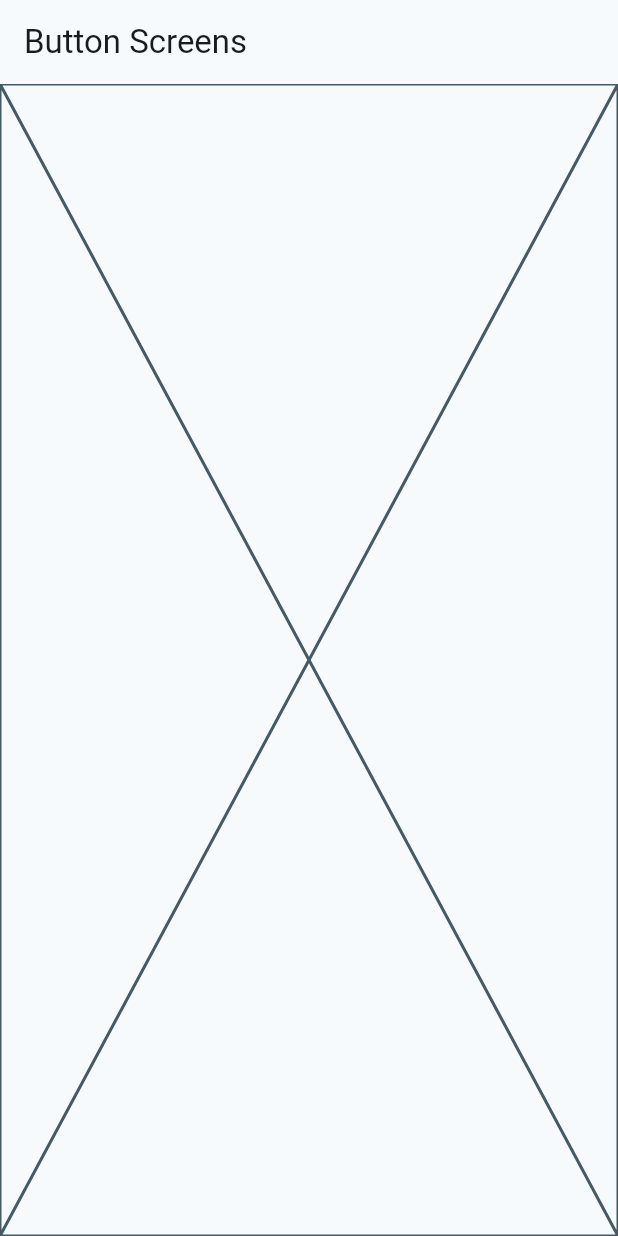
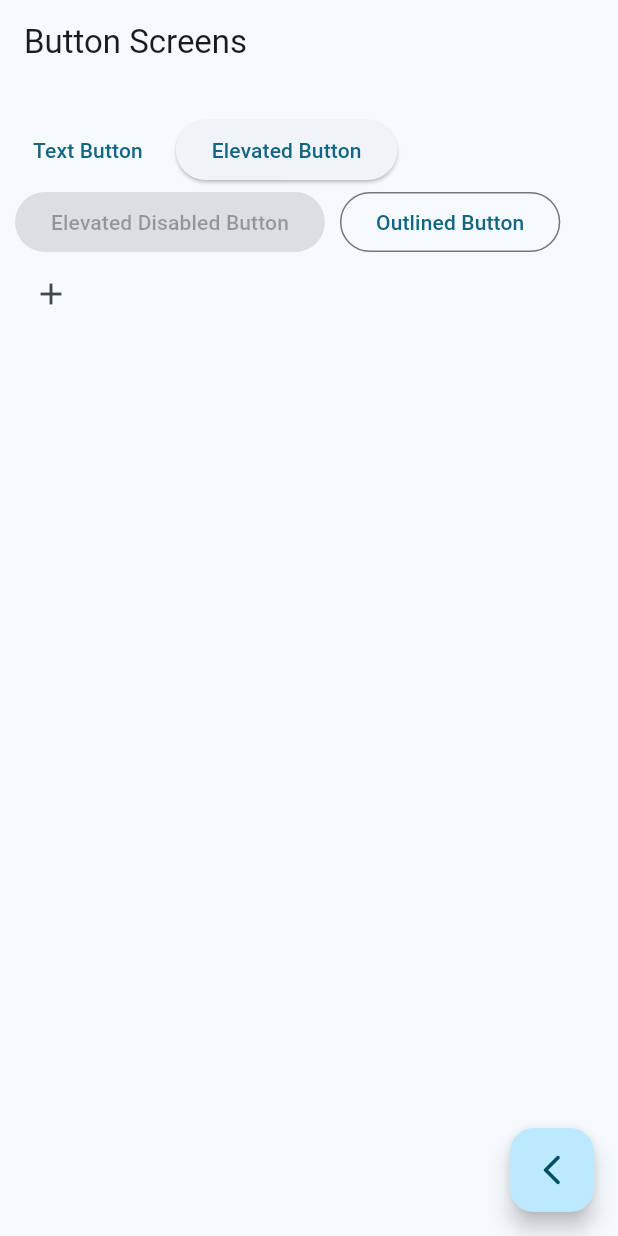
Before and after one commit to jimcode1090/widgets_app, a Flutter app: the ButtonsScreen screen opened by its route, on a phone screen of 412 x 824 dp. Run offline on Flutter 3.47's test engine with Material 3 defaults, Android fonts, the phone set to English and light mode, and no system bars; our stand-ins replace go_router.

Commit message:
add buttons pre-configured

```diff
--- a/lib/presentation/screens/buttons/buttons_screen.dart
+++ b/lib/presentation/screens/buttons/buttons_screen.dart
@@ -1,4 +1,5 @@
 import 'package:flutter/material.dart';
+import 'package:go_router/go_router.dart';
 
 class ButtonsScreen extends StatelessWidget {
   static const String name = 'buttons_screen';
@@ -8,10 +9,37 @@ class ButtonsScreen extends StatelessWidget {
   @override
   Widget build(BuildContext context) {
     return Scaffold(
-      appBar: AppBar(
-        title: Text('Button Screens'),
+      appBar: AppBar(title: Text('Button Screens')),
+      body: _ButtonsView(),
+      floatingActionButton: FloatingActionButton(
+        onPressed: () {
+          context.pop();
+        },
+        child: const Icon(Icons.arrow_back_ios_new_rounded),
       ),
-      body: Placeholder(),
     );
   }
 }
+
+class _ButtonsView extends StatelessWidget {
+  const _ButtonsView();
+
+  @override
+  Widget build(BuildContext context) {
+    return Padding(
+      padding: const EdgeInsets.symmetric(horizontal: 10, vertical: 20),
+      child: SizedBox(
+        child: Wrap(
+          spacing: 10,
+          children: [
+            TextButton(onPressed: () {}, child: const Text('Text Button')),
+            ElevatedButton(onPressed: () {}, child: const Text('Elevated Button')),
+            ElevatedButton(onPressed: null, child: const Text('Elevated Disabled Button')),
+            OutlinedButton(onPressed: () {}, child: const Text('Outlined Button')),
+            IconButton(onPressed: () {}, icon: const Icon(Icons.add)),
+          ],
+        ),
+      ),
+    );
+  }
+}
--- a/lib/presentation/screens/home/home_screen.dart
+++ b/lib/presentation/screens/home/home_screen.dart
@@ -1,6 +1,7 @@
 import 'package:flutter/material.dart';
 import 'package:go_router/go_router.dart';
 import 'package:widgets_app/config/menu/menu_items.dart';
+import 'package:widgets_app/presentation/screens/buttons/buttons_screen.dart';
 import 'package:widgets_app/presentation/screens/cards/cards_screen.dart';
 
 class HomeScreen extends StatelessWidget {
@@ -49,7 +50,8 @@ class _CustomListTile extends StatelessWidget {
       title: Text(menuItem.title),
       subtitle: Text(menuItem.subtitle),
       onTap: (){
-        context.pushNamed(CardsScreen.name);
+        //context.pushNamed(ButtonsScreen.name);
+        context.push(menuItem.link);
       },
     );
   }
```
